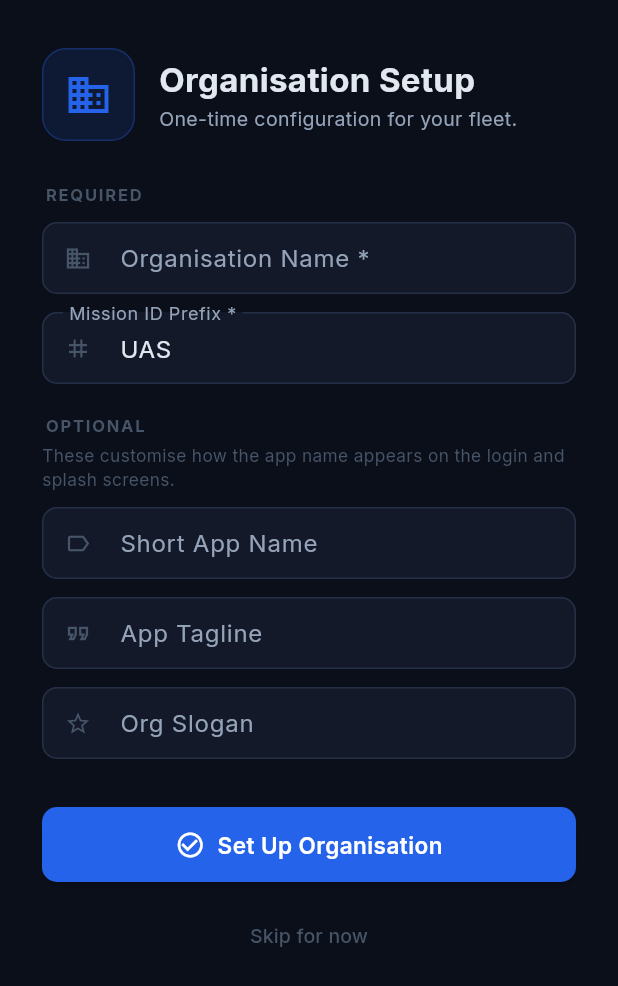
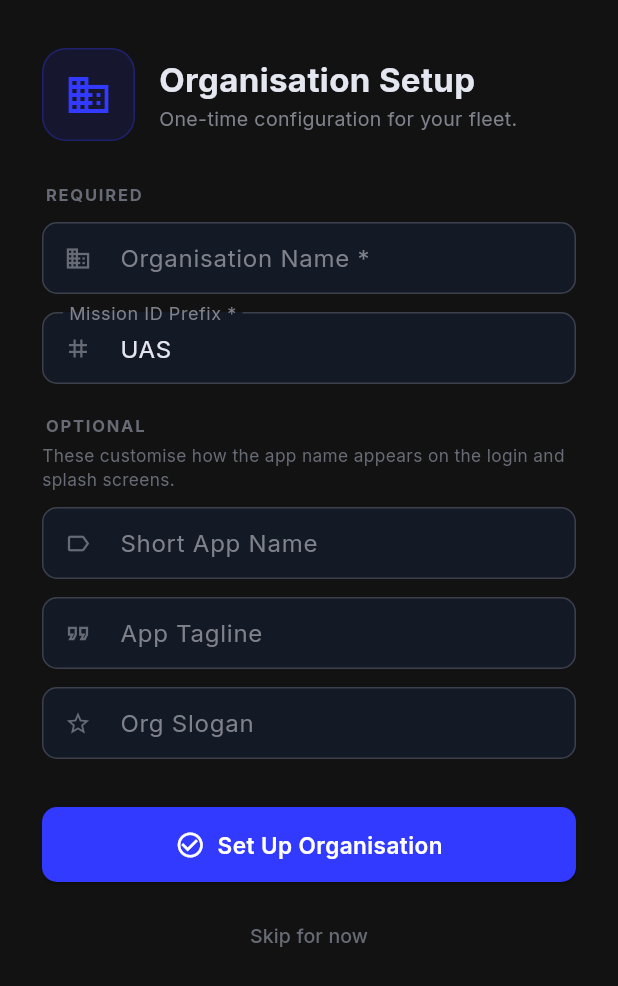
Before and after one commit to duasict/DUAS-FMS, a Flutter app: the screen it shows after launch, on a phone screen of 412 x 824 dp. Shown: the top 986 px of the screen. Run offline on Flutter 3.47's test engine with Material 3 defaults, Android fonts, the phone set to English and light mode, and no system bars; our stand-ins replace connectivity_plus, flutter_local_notifications, flutter_secure_storage, google_fonts, image_picker, pdf and 7 more; missing offline and left inert: google_mlkit_face_detection, google_mlkit_text_recognition, shelf_router, tflite_flutter; accounts and stored records are empty.

Commit message:
feat: rename app to FMS, retheme with design token palette
AndroidManifest.xml:
- android:label 'duas_fms_mobile' -> 'FMS' (launcher app name)

main.dart:
- MaterialApp title 'DUAS' -> 'FMS'

app_theme.dart — full palette swap to CSS design tokens:
  Primary:  #333aff (a0) buttons/borders
            #7797ff (a40) nav selected / text links
            #8ca9ff (a50) accent / secondary

  Dark surfaces:
    background   #121212  --clr-surface-a0
    surface      #141926  --clr-surface-tonal-a0
    card         #272c39  --clr-surface-tonal-a10
    border       #3b404c  --clr-surface-tonal-a20
    textPrimary  #e4e6f0  (near-white with tonal tint)
    textSecondary #7f828b --clr-surface-tonal-a50
    textMuted    #676b75  --clr-surface-tonal-a40

  Light surfaces (tonal palette inverted):
    background   #eef0f7  light tonal
    surface      #ffffff  pure white
    card         #ffffff
    border       #d8dbe8
    textPrimary  #141926  --clr-surface-tonal-a0 as dark ink
    textSecondary #515560 --clr-surface-tonal-a30
    textMuted    #676b75  --clr-surface-tonal-a40

  Semantic (a10 for text/icons, a0 as *Dark for solid backgrounds):
    success  #5ba989 / successDark  #22946e
    warning  #ba945a / warningDark  #a87a2a
    danger   #b4544c / dangerDark   #9c2121
    info     #4b6ca2 / infoDark     #21498a

  Also adds: info/infoDark constants, listTileTheme, drawerTheme,
  per-mode chip selectedColor alpha

```diff
--- a/lib/main.dart
+++ b/lib/main.dart
@@ -44,7 +44,7 @@ class FmsApp extends StatelessWidget {
   Widget build(BuildContext context) {
     final themeMode = context.watch<ThemeProvider>().mode;
     return MaterialApp(
-      title: 'DUAS',
+      title: 'FMS',
       debugShowCheckedModeBanner: false,
       theme: AppTheme.lightTheme,
       darkTheme: AppTheme.darkTheme,
--- a/lib/theme/app_theme.dart
+++ b/lib/theme/app_theme.dart
@@ -1,22 +1,55 @@
 import 'package:flutter/material.dart';
 import 'package:google_fonts/google_fonts.dart';
 
-// ── Semantic colors — identical in both light and dark mode ──────────────────
+// ═══════════════════════════════════════════════════════════════════════════════
+//  Color palette — mapped from CSS design tokens
+//
+//  Primary scale  (a0 → a50: dark → light blue-violet)
+//    a0  #333aff   a10 #3f57ff   a20 #506fff
+//    a30 #6284ff   a40 #7797ff   a50 #8ca9ff
+//
+//  Surface scale  (a0 → a50: near-black → mid-gray)
+//    a0  #121212   a10 #252525   a20 #393939
+//    a30 #4f4f4f   a40 #666666   a50 #7d7d7d
+//
+//  Tonal surface  (a0 → a50: dark blue-black → mid blue-gray)
+//    a0  #141926   a10 #272c39   a20 #3b404c
+//    a30 #515560   a40 #676b75   a50 #7f828b
+//
+//  Semantic a0 = darkest  |  a10 = mid  |  a20 = lightest
+//    success   #22946e / #5ba989 / #86bfa6
+//    warning   #a87a2a / #ba945a / #cbae84
+//    danger    #9c2121 / #b4544c / #ca7f77
+//    info      #21498a / #4b6ca2 / #7590ba
+// ═══════════════════════════════════════════════════════════════════════════════
+
+// ── Semantic colors — same values in both themes ──────────────────────────────
 class AppColors {
   AppColors._();
 
-  static const Color primary      = Color(0xFF2563EB);
-  static const Color primaryLight = Color(0xFF3B82F6);
-  static const Color accent       = Color(0xFF38BDF8);
-  static const Color success      = Color(0xFF22C55E);
-  static const Color successDark  = Color(0xFF16A34A);
-  static const Color warning      = Color(0xFFF59E0B);
-  static const Color warningDark  = Color(0xFFD97706);
-  static const Color danger       = Color(0xFFEF4444);
-  static const Color dangerDark   = Color(0xFFDC2626);
+  // Primary
+  static const Color primary      = Color(0xFF333AFF); // a0 — buttons, active borders
+  static const Color primaryLight = Color(0xFF7797FF); // a40 — nav selected, text links
+  static const Color accent       = Color(0xFF8CA9FF); // a50 — softest tint / secondary
+
+  // Success (a10 for text/icons, a0 for solid backgrounds)
+  static const Color success      = Color(0xFF5BA989); // --clr-success-a10
+  static const Color successDark  = Color(0xFF22946E); // --clr-success-a0
+
+  // Warning
+  static const Color warning      = Color(0xFFBA945A); // --clr-warning-a10
+  static const Color warningDark  = Color(0xFFA87A2A); // --clr-warning-a0
+
+  // Danger
+  static const Color danger       = Color(0xFFB4544C); // --clr-danger-a10
+  static const Color dangerDark   = Color(0xFF9C2121); // --clr-danger-a0
+
+  // Info
+  static const Color info         = Color(0xFF4B6CA2); // --clr-info-a10
+  static const Color infoDark     = Color(0xFF21498A); // --clr-info-a0
 }
 
-// ── Structural colors — differ between light and dark mode ───────────────────
+// ── Structural colors — differ between light and dark ─────────────────────────
 class AppColorScheme extends ThemeExtension<AppColorScheme> {
   const AppColorScheme({
     required this.background,
@@ -36,26 +69,40 @@ class AppColorScheme extends ThemeExtension<AppColorScheme> {
   final Color textSecondary;
   final Color textMuted;
 
-  // ── Dark palette (original) ────────────────────────────────────────────────
+  // ── Dark palette — CSS surface + tonal surface tokens ─────────────────────
+  //   background  →  --clr-surface-a0        #121212
+  //   surface     →  --clr-surface-tonal-a0  #141926
+  //   card        →  --clr-surface-tonal-a10 #272c39
+  //   border      →  --clr-surface-tonal-a20 #3b404c
+  //   textPrimary → near-white with subtle tonal tint
+  //   textSecondary → --clr-surface-tonal-a50 #7f828b
+  //   textMuted     → --clr-surface-tonal-a40 #676b75
   static const dark = AppColorScheme(
-    background:    Color(0xFF0B0F1A),
-    surface:       Color(0xFF131929),
-    card:          Color(0xFF1A2236),
-    border:        Color(0xFF253047),
-    textPrimary:   Color(0xFFE2E8F0),
-    textSecondary: Color(0xFF94A3B8),
-    textMuted:     Color(0xFF475569),
+    background:    Color(0xFF121212),
+    surface:       Color(0xFF141926),
+    card:          Color(0xFF272C39),
+    border:        Color(0xFF3B404C),
+    textPrimary:   Color(0xFFE4E6F0),
+    textSecondary: Color(0xFF7F828B),
+    textMuted:     Color(0xFF676B75),
   );
 
-  // ── Light palette ──────────────────────────────────────────────────────────
+  // ── Light palette — inverted tonal surface tokens ─────────────────────────
+  //   background  → very light tonal  (near-white with blue tint)
+  //   surface     → pure white
+  //   card        → pure white
+  //   border      → light tonal border
+  //   textPrimary → --clr-surface-tonal-a0  #141926 (dark ink on light)
+  //   textSecondary → --clr-surface-tonal-a30 #515560
+  //   textMuted     → --clr-surface-tonal-a40 #676b75
   static const light = AppColorScheme(
-    background:    Color(0xFFF1F5F9),
+    background:    Color(0xFFEEF0F7),
     surface:       Color(0xFFFFFFFF),
     card:          Color(0xFFFFFFFF),
-    border:        Color(0xFFE2E8F0),
-    textPrimary:   Color(0xFF0F172A),
-    textSecondary: Color(0xFF475569),
-    textMuted:     Color(0xFF94A3B8),
+    border:        Color(0xFFD8DBE8),
+    textPrimary:   Color(0xFF141926),
+    textSecondary: Color(0xFF515560),
+    textMuted:     Color(0xFF676B75),
   );
 
   @override
@@ -93,7 +140,7 @@ class AppColorScheme extends ThemeExtension<AppColorScheme> {
   }
 }
 
-// ── Convenience accessor ─────────────────────────────────────────────────────
+// ── Convenience accessor ──────────────────────────────────────────────────────
 extension BuildContextColors on BuildContext {
   AppColorScheme get colors => Theme.of(this).extension<AppColorScheme>()!;
 }
@@ -114,15 +161,15 @@ class AppTheme {
       extensions: [c],
       scaffoldBackgroundColor: c.background,
       colorScheme: ColorScheme(
-        brightness:   brightness,
-        primary:      AppColors.primary,
-        onPrimary:    Colors.white,
-        secondary:    AppColors.accent,
-        onSecondary:  Colors.white,
-        error:        AppColors.danger,
-        onError:      Colors.white,
-        surface:      c.surface,
-        onSurface:    c.textPrimary,
+        brightness:  brightness,
+        primary:     AppColors.primary,
+        onPrimary:   Colors.white,
+        secondary:   AppColors.accent,
+        onSecondary: Colors.white,
+        error:       AppColors.danger,
+        onError:     Colors.white,
+        surface:     c.surface,
+        onSurface:   c.textPrimary,
       ),
       appBarTheme: AppBarTheme(
         backgroundColor: c.surface,
@@ -209,8 +256,8 @@ class AppTheme {
         labelLarge:     TextStyle(color: c.textPrimary, fontWeight: FontWeight.w500),
       )),
       chipTheme: ChipThemeData(
-        backgroundColor: c.surface,
-        selectedColor: AppColors.primary,
+        backgroundColor: isDark ? c.card : c.surface,
+        selectedColor: AppColors.primary.withValues(alpha: isDark ? 0.25 : 0.12),
         labelStyle: TextStyle(color: c.textSecondary),
         side: BorderSide(color: c.border),
         shape: RoundedRectangleBorder(borderRadius: BorderRadius.circular(8)),
@@ -227,9 +274,17 @@ class AppTheme {
         ),
         trackColor: WidgetStateProperty.resolveWith(
           (s) => s.contains(WidgetState.selected)
-              ? AppColors.primary.withValues(alpha: 0.4)
+              ? AppColors.primary.withValues(alpha: 0.35)
               : c.border,
         ),
+      ),
+      listTileTheme: ListTileThemeData(
+        tileColor: Colors.transparent,
+        iconColor: c.textSecondary,
+        textColor: c.textPrimary,
+      ),
+      drawerTheme: DrawerThemeData(
+        backgroundColor: c.surface,
       ),
     );
   }
```
Also changed, not shown: 1 other file.
